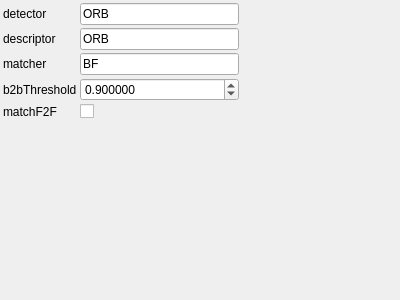
The window that utils/corestructs/coreWidgets/featureDetectionParamsControlWidget.ui (NickPenkrat/corecvs) describes before a commit, drawn with Qt 5.
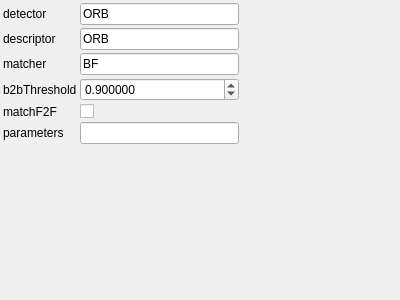
The same window after the commit.

The edit to the form file:
```diff
--- a/utils/corestructs/coreWidgets/featureDetectionParamsControlWidget.ui
+++ b/utils/corestructs/coreWidgets/featureDetectionParamsControlWidget.ui
@@ -117,7 +117,24 @@
        </property>
      </widget>
     </item>
-   <item row="5" column="0">
+    <item row="5" column="0">
+     <widget class="QLabel" name="label_5">
+       <property name="text">
+         <string>parameters</string>
+       </property>
+     </widget>
+    </item>
+    <item row="5" column="1">
+     <widget class="QLineEdit" name="parametersEdit">
+       <property name="toolTip">
+         <string>Additional parameters</string>
+       </property>
+       <property name="text">
+           <string></string>
+       </property>
+     </widget>
+    </item>
+   <item row="6" column="0">
     <spacer name="verticalSpacer">
      <property name="orientation">
       <enum>Qt::Vertical</enum>
@@ -130,7 +147,7 @@
      </property>
     </spacer>
    </item>
-   <item row="5" column="2">
+   <item row="6" column="2">
     <spacer name="horizontalSpacer">
      <property name="orientation">
       <enum>Qt::Horizontal</enum>
```
Left out of the diff: 6 changed lines with no effect on the pictures.
